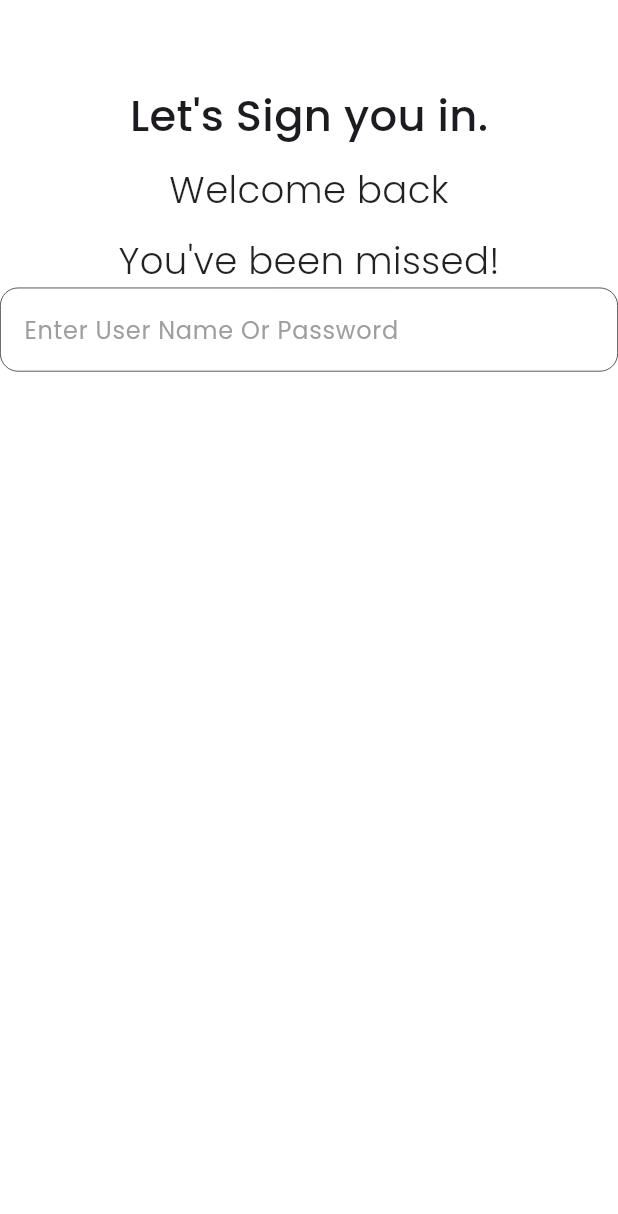
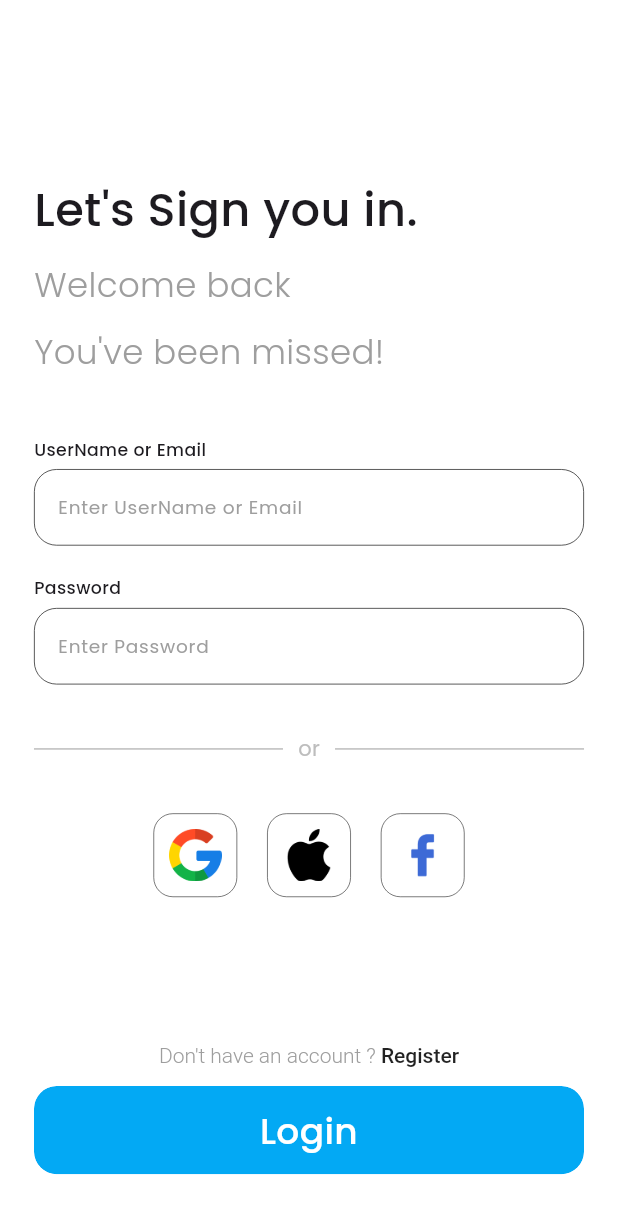
Before and after one commit to Ch-Muhammad-Tahir/Gym-Mobile-UI, a Flutter app: the screen it shows after launch, on a phone screen of 412 x 824 dp. Shown: the top 1214 px of the screen. Run offline on Flutter 3.47's test engine with Material 3 defaults, Android fonts, the phone set to English and light mode, and no system bars.

Commit message:
Complete Login UI

```diff
--- /dev/null
+++ b/lib/common_widgets/custom_button.dart
@@ -0,0 +1,49 @@
+import 'package:flutter/material.dart';
+import 'package:gym_ui/common_widgets/custom_text.dart';
+
+class CustomButton extends StatelessWidget {
+  final String text;
+  final double fontSize;
+  final Color backgroundColor;
+  final Color textColor;
+  final double? width;
+  final FontWeight fontWeight;
+  final VoidCallback onTap;
+  const CustomButton({
+    super.key,
+    required this.text,
+    this.backgroundColor = Colors.lightBlue,
+    this.fontSize = 24,
+    this.width,
+    this.fontWeight = FontWeight.w500,
+    this.textColor = Colors.white,
+    required this.onTap,
+  });
+
+  @override
+  Widget build(BuildContext context) {
+    var size = MediaQuery.sizeOf(context);
+    return Material(
+      //olor: Colors.black,
+      borderOnForeground: false,
+      borderRadius: BorderRadius.circular(15),
+      clipBehavior: Clip.antiAlias,
+      child: InkWell(
+        onTap: onTap,
+        child: Container(
+          padding: EdgeInsets.symmetric(vertical: size.width * 0.03),
+          width: width ?? MediaQuery.sizeOf(context).width,
+          decoration: BoxDecoration(
+              color: backgroundColor, borderRadius: BorderRadius.circular(15)),
+          child: MyText(
+            text: text,
+            fontSize: fontSize,
+            textAlign: TextAlign.center,
+            color: textColor,
+            fontWeight: fontWeight,
+          ),
+        ),
+      ),
+    );
+  }
+}
--- a/lib/common_widgets/custom_text_field.dart
+++ b/lib/common_widgets/custom_text_field.dart
@@ -45,27 +45,27 @@ class CustomTextField extends StatelessWidget {
     return TextField(
       controller: controller,
       decoration: InputDecoration(
-        hintText: "Enter User Name Or Password",
+        hintText: hint,
         hintStyle: TextStyle(color: hintColor),
         border: OutlineInputBorder(
           borderSide: BorderSide(
             color: ColorConstant.lightBlack,
           ),
-          borderRadius: BorderRadius.circular(12),
+          borderRadius: BorderRadius.circular(15),
         ),
         enabledBorder: OutlineInputBorder(
           borderSide: BorderSide(
             width: 0.5,
             color: ColorConstant.lightBlack,
           ),
-          borderRadius: BorderRadius.circular(12),
+          borderRadius: BorderRadius.circular(15),
         ),
         focusedBorder: OutlineInputBorder(
           borderSide: BorderSide(
             width: 0.5,
             color: ColorConstant.lightBlack,
           ),
-          borderRadius: BorderRadius.circular(12),
+          borderRadius: BorderRadius.circular(15),
         ),
         fillColor: filledColor,
         filled: filled,
--- a/lib/presentation/login_screen/login_screen.dart
+++ b/lib/presentation/login_screen/login_screen.dart
@@ -1,8 +1,13 @@
+import 'package:flutter/gestures.dart';
 import 'package:flutter/material.dart';
-import 'package:gym_ui/common_widgets/custom_appbar.dart';
-import 'package:gym_ui/common_widgets/custom_text_field.dart';
-
+import 'package:gym_ui/common_widgets/custom_button.dart';
+import 'package:gym_ui/presentation/login_screen/widgets/google_linkedIn_appleId_login_buttons.dart';
+import 'package:gym_ui/presentation/login_screen/widgets/login_text_field.dart';
 import 'package:gym_ui/presentation/login_screen/widgets/login_text_section.dart';
+import 'package:gym_ui/presentation/login_screen/widgets/password_text_field.dart';
+import 'package:gym_ui/utilities/app_string.dart';
+import 'package:gym_ui/utilities/color_constant.dart';
+import 'widgets/divider_widget.dart';
 
 class LoginScreen extends StatelessWidget {
   const LoginScreen({super.key});
@@ -12,14 +17,69 @@ class LoginScreen extends StatelessWidget {
     var size = MediaQuery.sizeOf(context);
     return Scaffold(
       backgroundColor: Colors.white,
-      appBar: MyAppBar(
-        title: "",
+      body: Padding(
+        padding: EdgeInsets.symmetric(horizontal: size.width * 0.055),
+        child: Column(
+          crossAxisAlignment: CrossAxisAlignment.start,
+          mainAxisAlignment: MainAxisAlignment.start,
+          children: [
+            SizedBox(
+              height: AppBar().preferredSize.height + size.width * 0.15,
+            ),
+            const LoginTextSection(),
+            SizedBox(
+              height: size.width * 0.1,
+            ),
+            const LoginTextField(),
+            SizedBox(
+              height: size.width * 0.05,
+            ),
+            const PasswordTextField(),
+            SizedBox(
+              height: size.width * 0.08,
+            ),
+            const DivideWridget(),
+            SizedBox(
+              height: size.width * 0.08,
+            ),
+            const GoogleLinkedInAppIdLoginButtons(),
+            const Spacer(),
+            _registerButton(),
+            SizedBox(
+              height: size.width * 0.03,
+            ),
+            CustomButton(
+              text: "Login",
+              onTap: () {},
+            ),
+            SizedBox(
+              height: size.width * 0.1,
+            ),
+          ],
+        ),
       ),
-      body: Column(
-        children: [
-          const LoginTextSection(),
-          CustomTextField(controller: TextEditingController())
-        ],
+    );
+  }
+
+  Widget _registerButton() {
+    return Align(
+      alignment: Alignment.center,
+      child: RichText(
+        text: TextSpan(
+            style: TextStyle(
+              color: ColorConstant.grey,
+              fontWeight: FontWeight.w300,
+            ),
+            text: AppStrings.dontHaveAccount,
+            children: [
+              TextSpan(
+                text: AppStrings.register,
+                recognizer: TapGestureRecognizer()..onTap = () {},
+                style: TextStyle(
+                    color: ColorConstant.lightBlack,
+                    fontWeight: FontWeight.w500),
+              )
+            ]),
       ),
     );
   }
--- /dev/null
+++ b/lib/presentation/login_screen/widgets/divider_widget.dart
@@ -0,0 +1,31 @@
+import 'package:flutter/material.dart';
+import 'package:gym_ui/common_widgets/custom_text.dart';
+import 'package:gym_ui/utilities/color_constant.dart';
+
+class DivideWridget extends StatelessWidget {
+  const DivideWridget({super.key});
+
+  @override
+  Widget build(BuildContext context) {
+    return Row(
+      children: [
+        Expanded(
+          child: Divider(
+            color: ColorConstant.lightGrey,
+            endIndent: 10,
+          ),
+        ),
+        MyText(
+          text: "or",
+          color: ColorConstant.lightGrey,
+        ),
+        Expanded(
+            child: Divider(
+          color: ColorConstant.lightGrey,
+          indent: 10,
+        )),
+      ],
+    );
+    ;
+  }
+}
--- /dev/null
+++ b/lib/presentation/login_screen/widgets/google_linkedin_appleid_login_buttons.dart
@@ -0,0 +1,35 @@
+import 'package:flutter/material.dart';
+import 'package:gym_ui/utilities/app_assets.dart';
+import 'package:gym_ui/utilities/color_constant.dart';
+
+class GoogleLinkedInAppIdLoginButtons extends StatelessWidget {
+  const GoogleLinkedInAppIdLoginButtons({super.key});
+
+  @override
+  Widget build(BuildContext context) {
+    return Row(
+      mainAxisAlignment: MainAxisAlignment.center,
+      children: [
+        _loginImageButton(AppAssets.googleIcon),
+        _loginImageButton(AppAssets.appleIcon),
+        _loginImageButton(AppAssets.facboolLogo),
+      ],
+    );
+  }
+
+  Widget _loginImageButton(String image) {
+    return Container(
+      padding: const EdgeInsets.all(10),
+      margin: const EdgeInsets.symmetric(horizontal: 10),
+      decoration: BoxDecoration(
+        border: Border.all(width: 0.4, color: ColorConstant.lightBlack),
+        borderRadius: BorderRadius.circular(13),
+      ),
+      child: Image.asset(
+        image,
+        height: 35,
+        width: 35,
+      ),
+    );
+  }
+}
--- /dev/null
+++ b/lib/presentation/login_screen/widgets/login_text_field.dart
@@ -0,0 +1,36 @@
+import 'package:flutter/material.dart';
+import 'package:flutter/widgets.dart';
+import 'package:gym_ui/common_widgets/custom_text.dart';
+import 'package:gym_ui/common_widgets/custom_text_field.dart';
+import 'package:gym_ui/utilities/app_string.dart';
+
+class LoginTextField extends StatelessWidget {
+  const LoginTextField({super.key});
+
+  @override
+  Widget build(BuildContext context) {
+    var size = MediaQuery.sizeOf(context);
+    return Column(
+      mainAxisAlignment: MainAxisAlignment.start,
+      crossAxisAlignment: CrossAxisAlignment.start,
+      children: [
+        Padding(
+          padding: const EdgeInsets.only(left: 0),
+          child: MyText(
+            text: AppStrings.userNameOrEmail,
+            fontSize: size.width * 0.028,
+            fontWeight: FontWeight.w500,
+          ),
+        ),
+        const SizedBox(
+          height: 5,
+        ),
+        CustomTextField(
+          controller: TextEditingController(),
+          fontSize: size.width * 0.03,
+          hint: AppStrings.enterUserNameOrEmail,
+        ),
+      ],
+    );
+  }
+}
--- a/lib/presentation/login_screen/widgets/login_text_section.dart
+++ b/lib/presentation/login_screen/widgets/login_text_section.dart
@@ -10,10 +10,12 @@ class LoginTextSection extends StatelessWidget {
   Widget build(BuildContext context) {
     var size = MediaQuery.sizeOf(context);
     return Column(
+      crossAxisAlignment: CrossAxisAlignment.start,
+      mainAxisAlignment: MainAxisAlignment.start,
       children: [
         MyText(
           text: AppStrings.letSignInYou,
-          fontSize: size.width * 0.07,
+          fontSize: size.width * 0.075,
           fontWeight: FontWeight.w500,
         ),
         SizedBox(
@@ -21,18 +23,18 @@ class LoginTextSection extends StatelessWidget {
         ),
         MyText(
           text: AppStrings.welcomBack,
-          fontSize: size.width * 0.06,
+          fontSize: size.width * 0.055,
           fontWeight: FontWeight.w300,
-          color: ColorConstant.lightBlack,
+          color: ColorConstant.grey,
         ),
         SizedBox(
           height: size.width * 0.03,
         ),
         MyText(
             text: AppStrings.youHaveBeenMissed,
-            fontSize: size.width * 0.06,
+            fontSize: size.width * 0.055,
             fontWeight: FontWeight.w300,
-            color: ColorConstant.lightBlack),
+            color: ColorConstant.grey),
       ],
     );
   }
--- /dev/null
+++ b/lib/presentation/login_screen/widgets/password_text_field.dart
@@ -0,0 +1,37 @@
+import 'package:flutter/material.dart';
+import 'package:flutter/widgets.dart';
+import 'package:gym_ui/common_widgets/custom_text.dart';
+import 'package:gym_ui/common_widgets/custom_text_field.dart';
+import 'package:gym_ui/utilities/app_string.dart';
+
+class PasswordTextField extends StatelessWidget {
+  const PasswordTextField({super.key});
+
+  @override
+  Widget build(BuildContext context) {
+    var size = MediaQuery.sizeOf(context);
+    return Column(
+      mainAxisAlignment: MainAxisAlignment.start,
+      crossAxisAlignment: CrossAxisAlignment.start,
+      children: [
+        Padding(
+          padding: const EdgeInsets.only(left: 0),
+          child: MyText(
+            text: AppStrings.pasword,
+            fontSize: size.width * 0.028,
+            fontWeight: FontWeight.w500,
+          ),
+        ),
+        const SizedBox(
+          height: 5,
+        ),
+        CustomTextField(
+          controller: TextEditingController(),
+          fontSize: size.width * 0.03,
+          hint: AppStrings.enterPasword,
+          obscureText: true,
+        ),
+      ],
+    );
+  }
+}
--- /dev/null
+++ b/lib/utilities/app_assets.dart
@@ -0,0 +1,5 @@
+class AppAssets {
+  static String googleIcon = "assets/icons/google.png";
+  static String appleIcon = "assets/icons/appleLogo.png";
+  static String facboolLogo = "assets/icons/facebook.png";
+}
--- a/lib/utilities/app_string.dart
+++ b/lib/utilities/app_string.dart
@@ -2,4 +2,11 @@ class AppStrings {
   static String letSignInYou = "Let's Sign you in.";
   static String welcomBack = "Welcome back";
   static String youHaveBeenMissed = "You've been missed!";
+  static String enterUserNameOrEmail = "Enter UserName or Email";
+  static String enterPasword = "Enter Password";
+  static String pasword = "Password";
+  static String userNameOrEmail = "UserName or Email";
+  static String dontHaveAccount = "Don't have an account ? ";
+  static String register = "Register";
+  static String login = "Login";
 }
--- a/lib/utilities/color_constant.dart
+++ b/lib/utilities/color_constant.dart
@@ -1,6 +1,7 @@
 import 'package:flutter/material.dart';
 
 class ColorConstant {
-  static Color lightGrey = Colors.grey.shade500;
+  static Color lightGrey = Colors.grey.shade400;
   static Color lightBlack = Colors.black87;
+  static Color grey = Colors.grey;
 }
```
Also changed, not shown: assets/icons/appleLogo.png (added), assets/icons/facebook.png (added), assets/icons/google.png (added).
